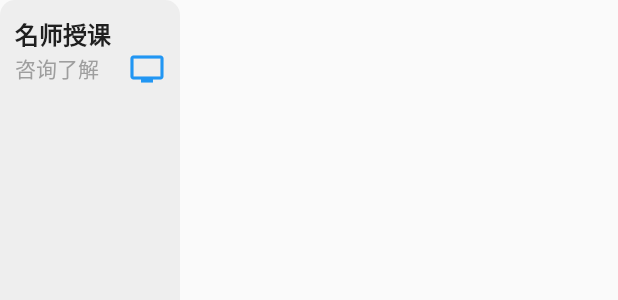
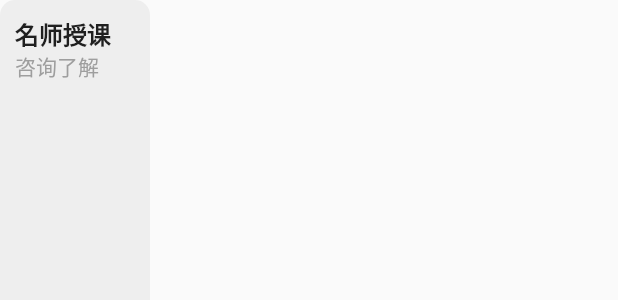
Before and after one commit to 0fatal/certificate_pass, a Flutter app: the RecommendCard widget shown alone on an empty page, opened directly, on a phone screen of 412 x 824 dp. Shown: the top 300 px of the screen. Run offline on Flutter 3.47's test engine with Material 2 defaults, Android fonts, the phone set to English and light mode, and no system bars; our stand-ins replace cached_network_image, date_format, device_info_plus, dio, fluro, flutter_switch and 2 more; missing offline and left inert: bruno, common_utils, flutter_neat_and_clean_calendar, lunar; statements that could not run were skipped.

Commit message:
style(widget/RecommendCard): rm icon

```diff
--- a/lib/pages/index/widgets/recommend_card.dart
+++ b/lib/pages/index/widgets/recommend_card.dart
@@ -14,7 +14,7 @@ class RecommendCard extends StatelessWidget {
   Widget build(BuildContext context) {
     // TODO: implement build
     return Container(
-      width: 120,
+      width: 100,
       padding: EdgeInsets.all(10),
       decoration: BoxDecoration(
           color: Colors.grey[200], borderRadius: BorderRadius.circular(10)),
@@ -26,12 +26,12 @@ class RecommendCard extends StatelessWidget {
             )),
         Row(children: [
           Text(subTitle, style: TextStyle(color: Colors.grey[500])),
-          icon != null
-              ? Container(
-                  margin: EdgeInsets.only(left: 20),
-                  child: icon,
-                )
-              : Container()
+          // icon != null
+          //     ? Container(
+          //         margin: EdgeInsets.only(left: 20),
+          //         child: icon,
+          //       )
+          //     : Container()
         ]),
       ]),
     );
@@ -49,9 +49,8 @@ class RecommendCardList extends StatelessWidget {
       children: [
         Container(
             width: double.infinity,
-            child: Wrap(
-              spacing: 10.0,
-              alignment: WrapAlignment.center,
+            child: Row(
+              mainAxisAlignment: MainAxisAlignment.spaceAround,
               children: cards,
             )),
       ],
```
